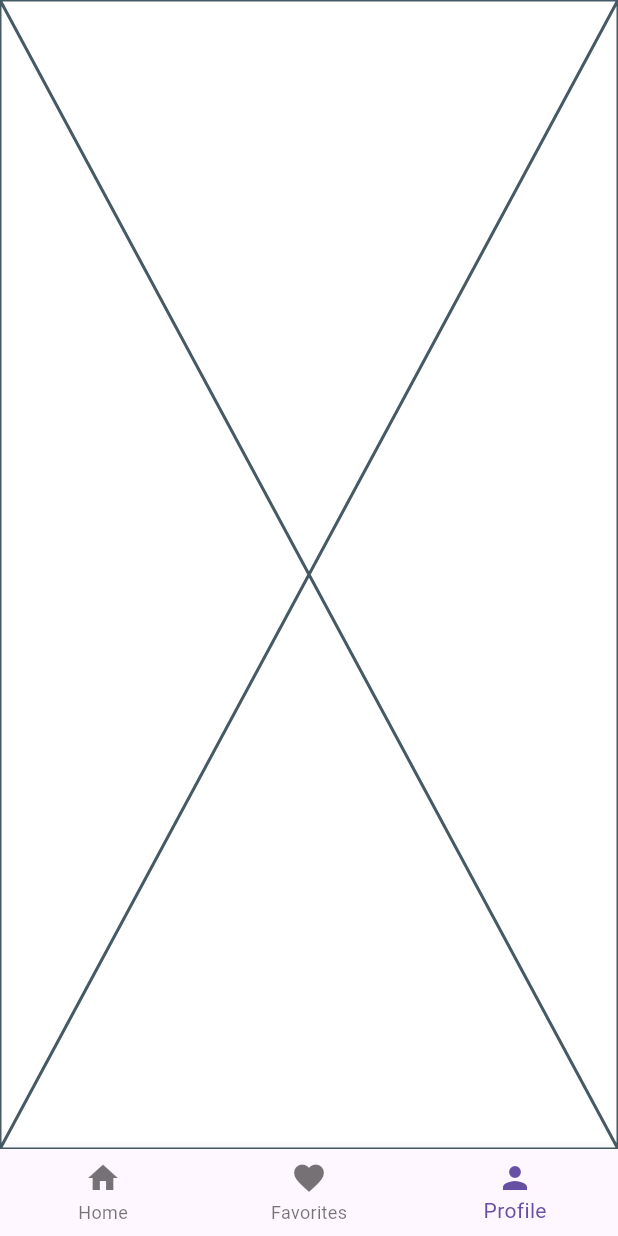
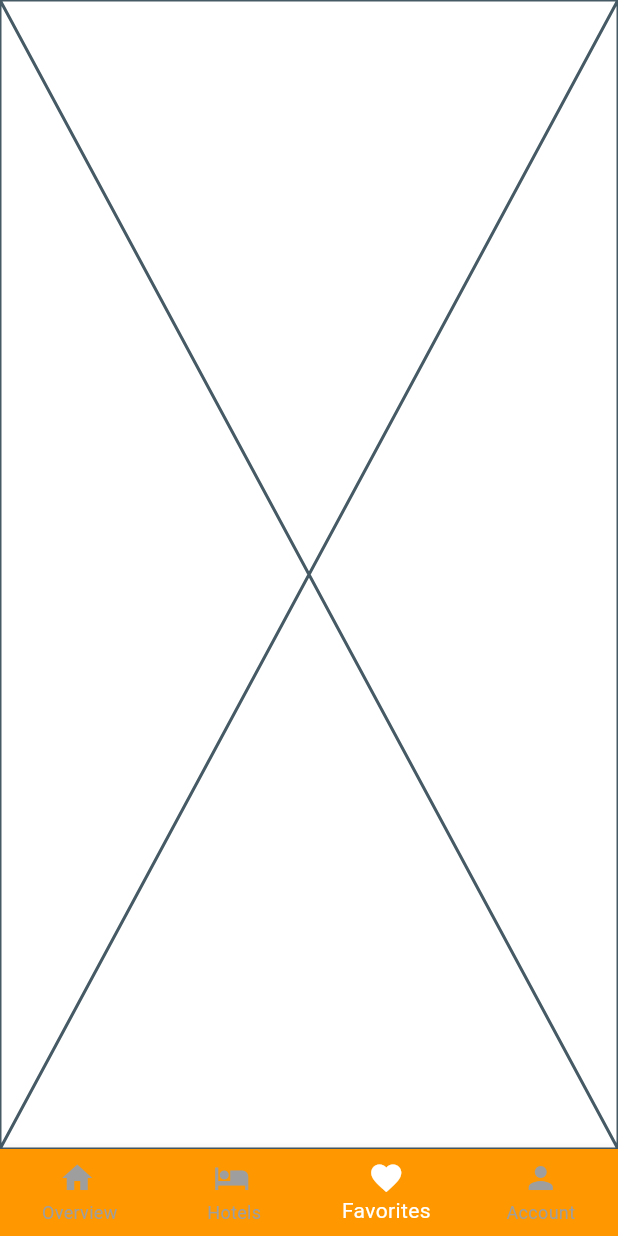
Before and after one commit to sherifhasan/hotels_booking, a Flutter app: the screen it shows after launch, item 3 of the bottom bar chosen, on a phone screen of 412 x 824 dp. Run offline on Flutter 3.47's test engine with Material 3 defaults, Android fonts, the phone set to English and light mode, and no system bars; our stand-ins replace auto_route, dartz, dio, flutter_bloc, freezed_annotation, get_it; generated files the repository leaves out were written again; network calls fail.

Commit message:
Added bottom nav theme and add account and overview screens

```diff
--- a/lib/presentation/app_theme.dart
+++ b/lib/presentation/app_theme.dart
@@ -14,6 +14,12 @@ class AppTheme {
           fontSize: 20,
           fontWeight: FontWeight.bold,
         ),
+      ),
+      bottomNavigationBarTheme: BottomNavigationBarThemeData(
+        type: BottomNavigationBarType.fixed,
+        backgroundColor: Colors.orange,
+        selectedItemColor: Colors.white,
+        unselectedItemColor: Colors.grey,
       ),
       elevatedButtonTheme: ElevatedButtonThemeData(
         style: ElevatedButton.styleFrom(
--- a/lib/presentation/router/app_router.dart
+++ b/lib/presentation/router/app_router.dart
@@ -1,8 +1,5 @@
 import 'package:auto_route/auto_route.dart';
-import 'package:hotels_booking/presentation/screens/bottom_nav_screen.dart';
-import 'package:hotels_booking/presentation/screens/favourites_screen.dart';
-import 'package:hotels_booking/presentation/screens/home_screen.dart';
-import 'package:hotels_booking/presentation/screens/profile_screen.dart';
+import 'package:hotels_booking/presentation/screens/screens.dart';
 
 part 'app_router.gr.dart';
 
@@ -18,9 +15,10 @@ class HotelAppRouter extends RootStackRouter {
             page: BottomNavRoute.page,
             initial: true,
             children: [
-              AutoRoute(page: HomeRoute.page, path: 'home'),
+              AutoRoute(page: OverviewRoute.page, path: 'overview'),
+              AutoRoute(page: HotelsRoute.page, path: 'hotels'),
               AutoRoute(page: FavoritesRoute.page, path: 'favorites'),
-              AutoRoute(page: ProfileRoute.page, path: 'profile'),
+              AutoRoute(page: AccountRoute.page, path: 'account'),
             ]),
       ];
 }
--- a/lib/presentation/screens/bottom_nav_screen.dart
+++ b/lib/presentation/screens/bottom_nav_screen.dart
@@ -10,19 +10,21 @@ class BottomNavScreen extends StatelessWidget {
   Widget build(BuildContext context) {
     return AutoTabsScaffold(
       routes: const [
-        HomeRoute(),
+        OverviewRoute(),
+        HotelsRoute(),
         FavoritesRoute(),
-        ProfileRoute(),
+        AccountRoute(),
       ],
       bottomNavigationBuilder: (_, tabsRouter) {
         return BottomNavigationBar(
           currentIndex: tabsRouter.activeIndex,
           onTap: tabsRouter.setActiveIndex,
           items: const [
-            BottomNavigationBarItem(icon: Icon(Icons.home), label: 'Home'),
+            BottomNavigationBarItem(icon: Icon(Icons.home), label: ' Overview'),
+            BottomNavigationBarItem(icon: Icon(Icons.hotel), label: ' Hotels'),
             BottomNavigationBarItem(
                 icon: Icon(Icons.favorite), label: 'Favorites'),
-            BottomNavigationBarItem(icon: Icon(Icons.person), label: 'Profile'),
+            BottomNavigationBarItem(icon: Icon(Icons.person), label: 'Account'),
           ],
         );
       },
--- a/lib/presentation/screens/home_screen.dart
+++ b/lib/presentation/screens/hotels_screen.dart
@@ -6,8 +6,8 @@ import 'package:hotels_booking/application/hotel_cubit.dart';
 import 'widgets/hotel_card.dart';
 
 @RoutePage()
-class HomeScreen extends StatelessWidget {
-  const HomeScreen({super.key});
+class HotelsScreen extends StatelessWidget {
+  const HotelsScreen({super.key});
 
   @override
   Widget build(BuildContext context) {
--- a/lib/presentation/screens/profile_screen.dart
+++ /dev/null
@@ -1,12 +0,0 @@
-import 'package:auto_route/auto_route.dart';
-import 'package:flutter/material.dart';
-
-@RoutePage()
-class ProfileScreen extends StatelessWidget {
-  const ProfileScreen({super.key});
-
-  @override
-  Widget build(BuildContext context) {
-    return const Placeholder();
-  }
-}
--- /dev/null
+++ b/lib/presentation/screens/screens.dart
@@ -0,0 +1,5 @@
+export 'overview_screen.dart';
+export 'favourites_screen.dart';
+export 'hotels_screen.dart';
+export 'account_screen.dart';
+export 'bottom_nav_screen.dart';
```
Also changed, not shown: lib/presentation/screens/account_screen.dart (added, +30 -0 lines), lib/presentation/screens/overview_screen.dart (added, +18 -0 lines).
